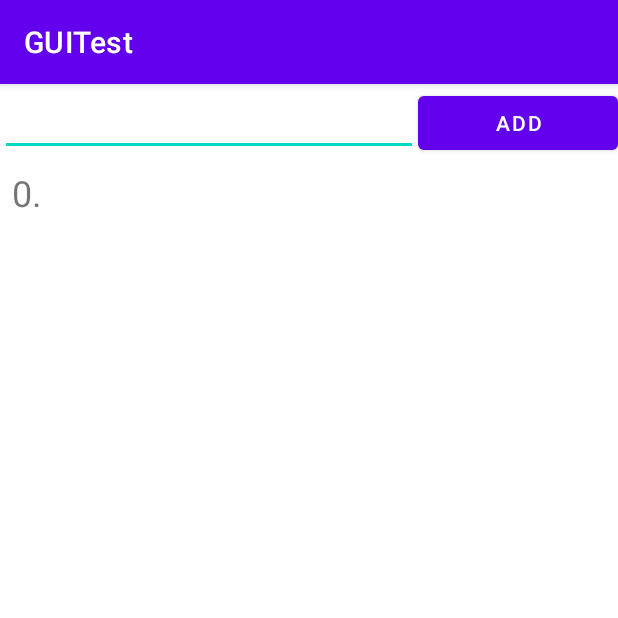
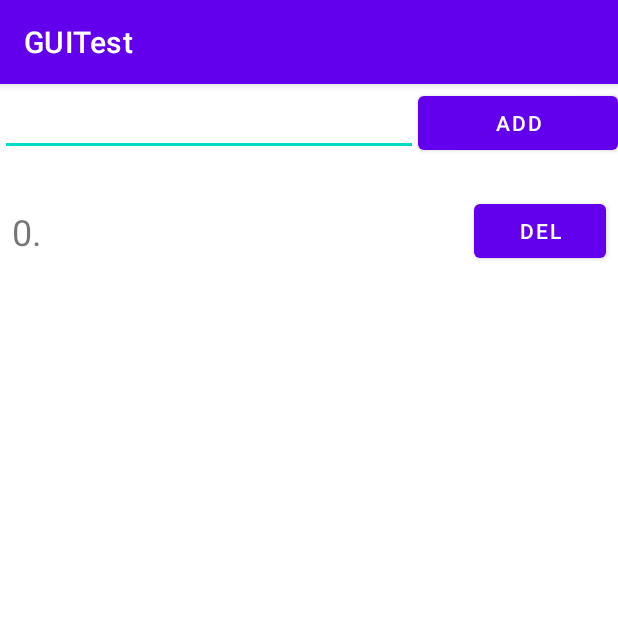
Before and after one commit to lzpavel/AndroidGuiTest, an Android app: the RecyclerViewActivity screen opened directly, with no data from a screen before it, after a tap on "ADD", on a phone screen of 412 x 824 dp, the top half of it. Run offline under Robolectric (Android 15) with nearby library versions, the phone set to English and light mode, and no system bars.

Commit message:
Add RecyclerView removing positions

```diff
--- a/app/src/main/java/ru/pfl/guitest/RecyclerViewActivity.java
+++ b/app/src/main/java/ru/pfl/guitest/RecyclerViewActivity.java
@@ -74,6 +74,15 @@ public class RecyclerViewActivity extends AppCompatActivity {
         public void onBindViewHolder(@NonNull @NotNull RecyclerView.ViewHolder holder, int position) {
             TextView name = holder.itemView.findViewById(R.id.textViewRecyclerItem);
             name.setText(String.format("%s. %s", position, this.items.get(position).getName()));
+            Button buttonDel = holder.itemView.findViewById(R.id.buttonRecyclerDel);
+            buttonDel.setOnClickListener(new View.OnClickListener() {
+                @Override
+                public void onClick(View v) {
+                    items.remove(position);
+                    //adapter.notifyItemRemoved(position);
+                    adapter.notifyDataSetChanged();
+                }
+            });
         }
 
         @Override
--- a/app/src/main/res/layout/activity_recycler_view.xml
+++ b/app/src/main/res/layout/activity_recycler_view.xml
@@ -31,11 +31,7 @@
 
     <androidx.recyclerview.widget.RecyclerView
         android:id="@+id/recyclerView"
-        android:layout_width="wrap_content"
-        android:layout_height="wrap_content"
-        android:layout_marginStart="8dp"
-        android:layout_marginTop="8dp"
-        android:layout_marginEnd="8dp"
-        android:layout_marginBottom="8dp" />
+        android:layout_width="match_parent"
+        android:layout_height="wrap_content" />
 
 </LinearLayout>
--- a/app/src/main/res/layout/activity_recycler_view_item.xml
+++ b/app/src/main/res/layout/activity_recycler_view_item.xml
@@ -1,13 +1,28 @@
 <?xml version="1.0" encoding="utf-8"?>
-<LinearLayout xmlns:android="http://schemas.android.com/apk/res/android"
+<androidx.constraintlayout.widget.ConstraintLayout xmlns:android="http://schemas.android.com/apk/res/android"
+    xmlns:app="http://schemas.android.com/apk/res-auto"
     android:layout_width="match_parent"
-    android:layout_height="wrap_content">
+    android:layout_height="100dp">
 
     <TextView
         android:id="@+id/textViewRecyclerItem"
         android:layout_width="wrap_content"
         android:layout_height="wrap_content"
-        android:layout_weight="1"
+        android:layout_marginStart="8dp"
         android:text="TextView"
-        android:textSize="24sp" />
-</LinearLayout>
+        android:textSize="24sp"
+        app:layout_constraintBottom_toBottomOf="parent"
+        app:layout_constraintStart_toStartOf="parent"
+        app:layout_constraintTop_toTopOf="parent" />
+
+    <Button
+        android:id="@+id/buttonRecyclerDel"
+        android:layout_width="wrap_content"
+        android:layout_height="wrap_content"
+        android:layout_marginEnd="8dp"
+        android:text="Del"
+        app:layout_constraintBottom_toBottomOf="parent"
+        app:layout_constraintEnd_toEndOf="parent"
+        app:layout_constraintTop_toTopOf="parent" />
+
+</androidx.constraintlayout.widget.ConstraintLayout>
```
